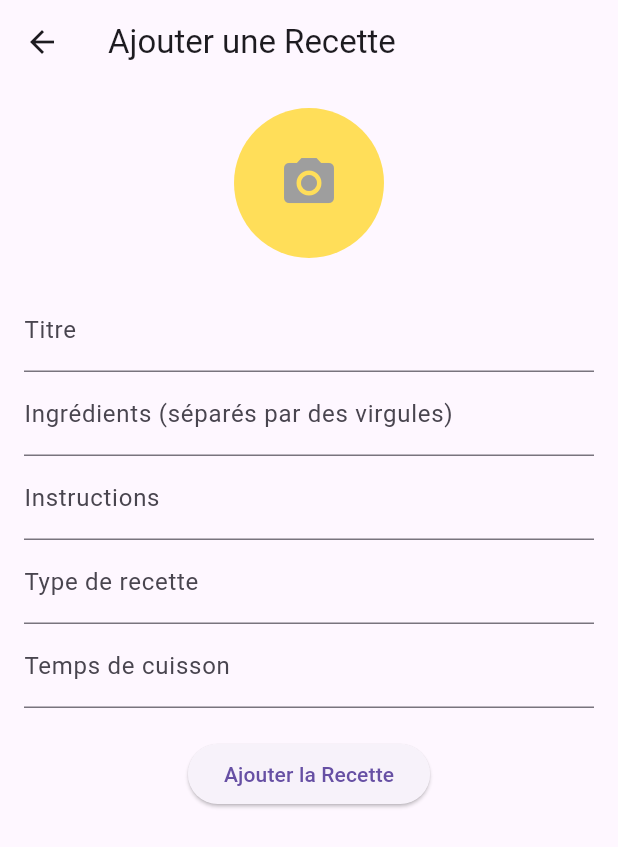
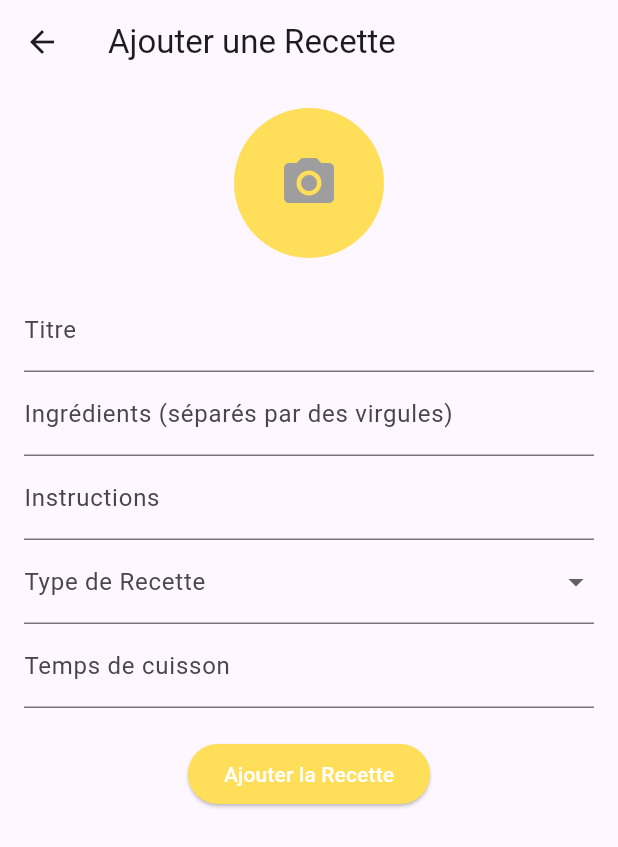
Before and after one commit to bentiriaya/Cookummy-app, a Flutter app: the AddRecipePage screen opened by its route, on a phone screen of 412 x 824 dp. Shown: the top 847 px of the screen. Run offline on Flutter 3.47's test engine with Material 3 defaults, Android fonts, the phone set to English and light mode, and no system bars; our stand-ins replace get, image_picker, shared_preferences, sqflite; missing offline and left inert: fluid_bottom_nav_bar; accounts and stored records are empty.

Commit message:
my recipes v1

```diff
--- a/lib/Controllers/myRecipesController.dart
+++ b/lib/Controllers/myRecipesController.dart
@@ -0,0 +1,27 @@
+import 'package:get/get.dart';
+import 'package:flutter_application_1/db/db_provider.dart';
+
+
+import '../model/recipe.dart';
+
+class MyRecipesController extends GetxController {
+  var recipes = <RecipeModel>[].obs; // Reactive list of recipes
+  final DatabaseProvider _dbProvider = DatabaseProvider(); // Create an instance of DatabaseProvider
+
+  @override
+  void onInit() {
+    super.onInit();
+    loadRecipes(); // Load all recipes on initialization
+  }
+
+  // Function to load all recipes from the database
+  Future<void> loadRecipes() async {
+    recipes.value = await _dbProvider.getRecipes();
+  }
+
+  // Function to add a recipe and refresh the list
+  Future<void> addRecipe(RecipeModel recipe) async {
+    await _dbProvider.insertRecipe(recipe);
+    await loadRecipes(); // This will refresh the list of recipes
+  }
+}
--- a/lib/Controllers/navigationController.dart
+++ b/lib/Controllers/navigationController.dart
@@ -20,7 +20,7 @@ class NavigationController extends GetxController {
       case 0:
         return ourRecipes();
       case 1:
-        return myRecipes();
+        return MyRecipes();
       case 2:
         return Favorites();
       default:
--- a/lib/views/addRecipes.dart
+++ b/lib/views/addRecipes.dart
@@ -1,6 +1,7 @@
 import 'dart:io';
 
 import 'package:flutter/material.dart';
+import 'package:flutter_application_1/Controllers/myRecipesController.dart';
 import 'package:flutter_application_1/data/colors.dart';
 import 'package:image_picker/image_picker.dart';
 import '../db/db_provider.dart';
@@ -18,10 +19,23 @@ class _AddRecipePageState extends State<AddRecipePage> {
   final TextEditingController titleController = TextEditingController();
   final TextEditingController ingredientsController = TextEditingController();
   final TextEditingController instructionsController = TextEditingController();
-  final TextEditingController typeController = TextEditingController();
   final TextEditingController cooktimeController = TextEditingController();
 
   String? imagePath; // Pour stocker le chemin de l'image
+  String? selectedType; // Pour stocker le type de recette sélectionné
+
+  // Map des types de recettes avec les icônes
+  static const Map<String, Icon> recipeTypes = {
+    'Tout': Icon(Icons.all_inbox),
+    'Salade': Icon(Icons.local_dining),
+    'Cake': Icon(Icons.cake),
+    'Biscuits': Icon(Icons.cookie),
+    'Boulangerie': Icon(Icons.bakery_dining),
+    'Boissons': Icon(Icons.local_bar),
+    'Fast Food': Icon(Icons.fastfood),
+    'Soupe': Icon(Icons.soup_kitchen),
+    'Glace': Icon(Icons.icecream),
+  };
 
   Future<void> _pickImage() async {
     final ImagePicker _picker = ImagePicker();
@@ -56,7 +70,9 @@ class _AddRecipePageState extends State<AddRecipePage> {
                     ? FileImage(File(imagePath!)) // Afficher l'image sélectionnée
                     : null, // Pas d'image si aucune sélectionnée
                 child: imagePath == null
-                    ? Icon(Icons.camera_alt, size: 40, color: Colors.grey) // Icône si pas d'image
+                    ? (selectedType != null
+                    ? recipeTypes[selectedType] // Afficher l'icône du type sélectionné
+                    : Icon(Icons.camera_alt, size: 40, color: Colors.grey)) // Icône par défaut si pas d'image
                     : null,
               ),
             ),
@@ -73,9 +89,27 @@ class _AddRecipePageState extends State<AddRecipePage> {
               controller: instructionsController,
               decoration: InputDecoration(labelText: "Instructions"),
             ),
-            TextField(
-              controller: typeController,
-              decoration: InputDecoration(labelText: "Type de recette"),
+            // Menu déroulant pour le type de recette
+            DropdownButtonFormField<String>(
+              value: selectedType,
+              decoration: InputDecoration(labelText: "Type de Recette"),
+              items: recipeTypes.keys.map((String type) {
+                return DropdownMenuItem<String>(
+                  value: type,
+                  child: Row(
+                    children: [
+                      recipeTypes[type]!, // Afficher l'icône à côté du texte
+                      SizedBox(width: 8), // Espacement
+                      Text(type),
+                    ],
+                  ),
+                );
+              }).toList(),
+              onChanged: (String? newValue) {
+                setState(() {
+                  selectedType = newValue; // Mettre à jour le type sélectionné
+                });
+              },
             ),
             TextField(
               controller: cooktimeController,
@@ -84,23 +118,26 @@ class _AddRecipePageState extends State<AddRecipePage> {
             SizedBox(height: 20),
             ElevatedButton(
               onPressed: () async {
-                // Créer un nouvel objet RecipeModel
                 final newRecipe = RecipeModel(
                   id: 0,
                   title: titleController.text,
                   ingredients: ingredientsController.text.split(','),
                   instructions: instructionsController.text,
                   imageUrl: imagePath ?? '',
-                  type: typeController.text,
+                  type: selectedType ?? '', // Utiliser le type sélectionné
                   cooktime: cooktimeController.text,
                 );
 
-                // Insérer la recette dans la base de données
-                await DatabaseProvider().insertRecipe(newRecipe);
+                // Utiliser le RecipeController pour ajouter la recette
+                final recipeController = Get.find<MyRecipesController>();
+                await recipeController.addRecipe(newRecipe);
 
-                // Retourner à la page précédente après l'ajout
-                Get.back();
+                Get.back(); // Revenir à la page précédente
               },
+              style: ElevatedButton.styleFrom(
+                backgroundColor: color.yellow, // Couleur de fond
+                foregroundColor: Colors.white,  // Couleur du texte
+              ),
               child: Text("Ajouter la Recette"),
             ),
           ],
--- a/pubspec.yaml
+++ b/pubspec.yaml
@@ -52,6 +52,7 @@ dependencies:
   appinio_social_share: ^0.3.2
   quickalert: ^1.1.0
   shared_preferences: ^2.0.11
+  permission_handler: ^11.3.1
 dev_dependencies:
   flutter_test:
     sdk: flutter
```
Also changed, not shown: lib/db/db_provider.dart (+8 -2 lines), lib/model/recipe.dart (+7 -5 lines), lib/views/myRecipes.dart (+31 -22 lines), pubspec.lock, 3 other files.
